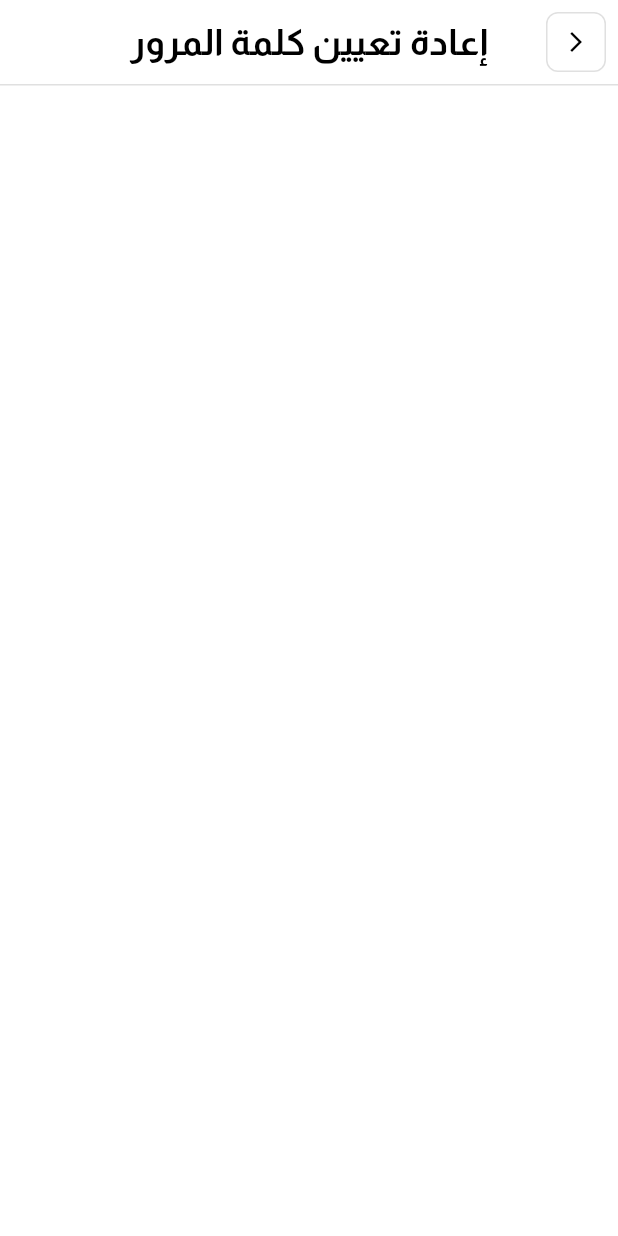
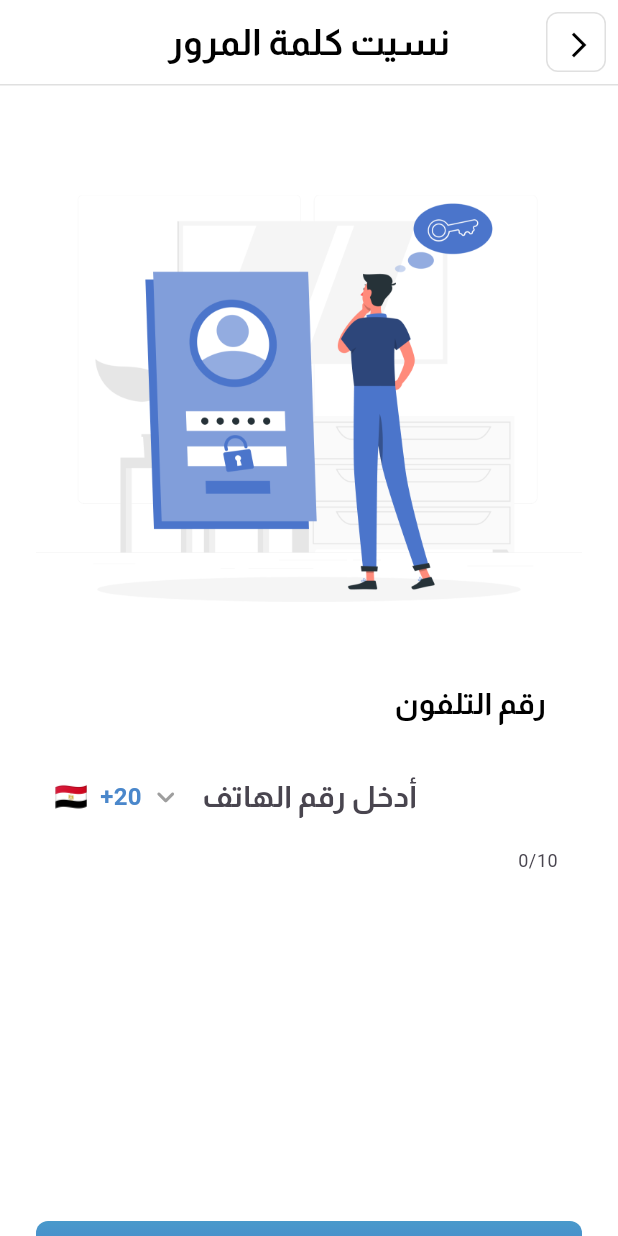
Before and after one commit to JehanBarakat/furniture-movers, a Flutter app: the screen it shows after launch, on a phone screen of 412 x 824 dp. Run offline on Flutter 3.47's test engine with Material 3 defaults, Android fonts, the phone set to English and light mode, and no system bars; drawn by our look-alikes of intl_phone_field; Roboto replaces fonts that are missing (Cairo).

Commit message:
Create 'Forgot Password' screen with basic UI structure

```diff
--- a/lib/core/constants/app_text_styles.dart
+++ b/lib/core/constants/app_text_styles.dart
@@ -5,10 +5,12 @@ class AppTextStyles {
   // ----------------- Almarai (العربية) -----------------
 
   static const TextStyle heading1Ar = TextStyle(
+
     fontFamily: 'Almarai',
     fontSize: 24,
     fontWeight: FontWeight.bold,
     color: AppColors.black,
+
   );
 
   // -----
--- /dev/null
+++ b/lib/features/auth/presentation/screens/forget_password_screen.dart
@@ -0,0 +1,136 @@
+import 'package:flutter/material.dart';
+import 'package:furnituremovers/core/constants/app_text_styles.dart';
+import 'package:furnituremovers/core/constants/app_colors.dart';
+import 'package:furnituremovers/core/widgets/custom_app_bar.dart';
+import 'package:furnituremovers/core/widgets/primary_button.dart';
+import 'package:furnituremovers/features/auth/presentation/screens/password_reset_otp_screen.dart';
+import 'package:intl_phone_field/intl_phone_field.dart';
+
+class ForgetPasswordScreen extends StatefulWidget {
+  const ForgetPasswordScreen({super.key});
+
+  @override
+  State<ForgetPasswordScreen> createState() => _ForgetPasswordScreenState();
+}
+
+class _ForgetPasswordScreenState extends State<ForgetPasswordScreen> {
+  String selectedCountryCode = '(+963)';
+  final TextEditingController phoneController = TextEditingController();
+
+  @override
+  Widget build(BuildContext context) {
+    return Scaffold(
+      appBar: CustomAppBar(
+        title: "نسيت كلمة المرور",
+        trailingIcon: const Icon(
+          Icons.arrow_forward_ios,
+          size: 20,
+          color: Colors.black,
+        ),
+        onTrailingPressed: () {
+          Navigator.pop(context);
+        },
+      ),
+      body: SingleChildScrollView(
+        child: Padding(
+          padding: const EdgeInsets.symmetric(horizontal: 24, vertical: 24),
+          child: Column(
+            mainAxisAlignment: MainAxisAlignment.center,
+            crossAxisAlignment: CrossAxisAlignment.start,
+            children: [
+              Center(
+                child: Image.asset(
+                  'assets/images/forgetpassowrd.png',
+                  width: 380,
+                  height: 283,
+                  fit: BoxFit.contain,
+                ),
+              ),
+              const SizedBox(height: 48),
+
+              Padding(
+                padding: const EdgeInsets.symmetric(horizontal: 24),
+                child: Align(
+                  alignment: Alignment.centerRight,
+                  child: Text('رقم التلفون', style: AppTextStyles.heading2Ar),
+                ),
+              ),
+              const SizedBox(height: 16),
+              IntlPhoneField(
+                controller: phoneController,
+                initialCountryCode: 'EG',
+                decoration: InputDecoration(
+                  hintText: 'أدخل رقم الهاتف',
+                  hintTextDirection: TextDirection.rtl,
+                  filled: true,
+                  fillColor: AppColors.white,
+                  contentPadding: const EdgeInsets.symmetric(
+                    vertical: 16,
+                    horizontal: 12,
+                  ),
+                  border: OutlineInputBorder(
+                    borderRadius: BorderRadius.circular(8),
+                    borderSide: BorderSide.none,
+                  ),
+                  enabledBorder: OutlineInputBorder(
+                    borderRadius: BorderRadius.circular(8),
+                    borderSide: BorderSide.none,
+                  ),
+                  focusedBorder: OutlineInputBorder(
+                    borderRadius: BorderRadius.circular(8),
+                    borderSide: BorderSide.none,
+                  ),
+                ),
+
+                // ✅ التحكم بشكل خط الرقم الذي يُدخله المستخدم
+                style: AppTextStyles.heading2Ar,
+
+                dropdownIcon: const Icon(
+                  Icons.keyboard_arrow_down_rounded,
+                  color: AppColors.grey,
+                ),
+                dropdownIconPosition: IconPosition.trailing,
+
+                // ✅ التحكم بخط رمز الدولة
+                dropdownTextStyle: const TextStyle(
+                  color: AppColors.linearBlue,
+                  fontSize: 16,
+                  fontWeight: FontWeight.bold,
+                  fontFamily: 'Cairo', // 👈 نفس الخط للتماشي
+                ),
+
+                flagsButtonPadding: const EdgeInsets.only(left: 8),
+                showDropdownIcon: true,
+                showCountryFlag: true,
+                textAlign: TextAlign.left,
+
+                onChanged: (phone) {
+                  print(phone.completeNumber);
+                },
+                onCountryChanged: (country) {
+                  setState(() {
+                    selectedCountryCode = '+${country.dialCode}';
+                  });
+                },
+              ),
+
+              SizedBox(height: 232),
+              PrimaryButton(
+                text: "التالي",
+                textStyle: AppTextStyles.buttonTextAr,
+                onTap: () {
+                  Navigator.push(
+                    context,
+                    MaterialPageRoute(
+                      builder: (context) => const PasswordResetOtpScreen(),
+                    ),
+                  );
+                },
+              ),
+            ],
+          ),
+        ),
+      ),
+    );
+  }
+}
--- a/lib/main.dart
+++ b/lib/main.dart
@@ -1,5 +1,6 @@
 import 'package:flutter/material.dart';
-import 'forgetPassword/resetPassword.dart';
+import 'package:furnituremovers/features/auth/presentation/screens/forget_password_screen.dart';
+
 
 void main() {
   runApp(const MyApp());
@@ -27,7 +28,7 @@ class MyApp extends StatelessWidget {
           ),
         ),
       ),
-      home: const ResetPasswordScreen(), // ✅ عرض الشاشة الرئيسية
+      home: const ForgetPasswordScreen(), // ✅ عرض الشاشة الرئيسية
     );
   }
 }
--- a/pubspec.yaml
+++ b/pubspec.yaml
@@ -35,6 +35,10 @@ dependencies:
   # Use with the CupertinoIcons class for iOS style icons.
   cupertino_icons: ^1.0.8
   flutter_svg: ^2.2.0
+  intl_phone_field: ^3.1.0
+  country_picker: ^2.0.20
+  flutter_otp_text_field: ^1.1.1
+
 
 dev_dependencies:
   flutter_test:
```
Also changed, not shown: lib/features/auth/presentation/screens/otp.dart (added, +117 -0 lines), lib/features/auth/presentation/screens/password_reset_otp_screen.dart (added, +112 -0 lines), lib/features/auth/presentation/screens/reset_password_screen.dart (added), pubspec.lock.
